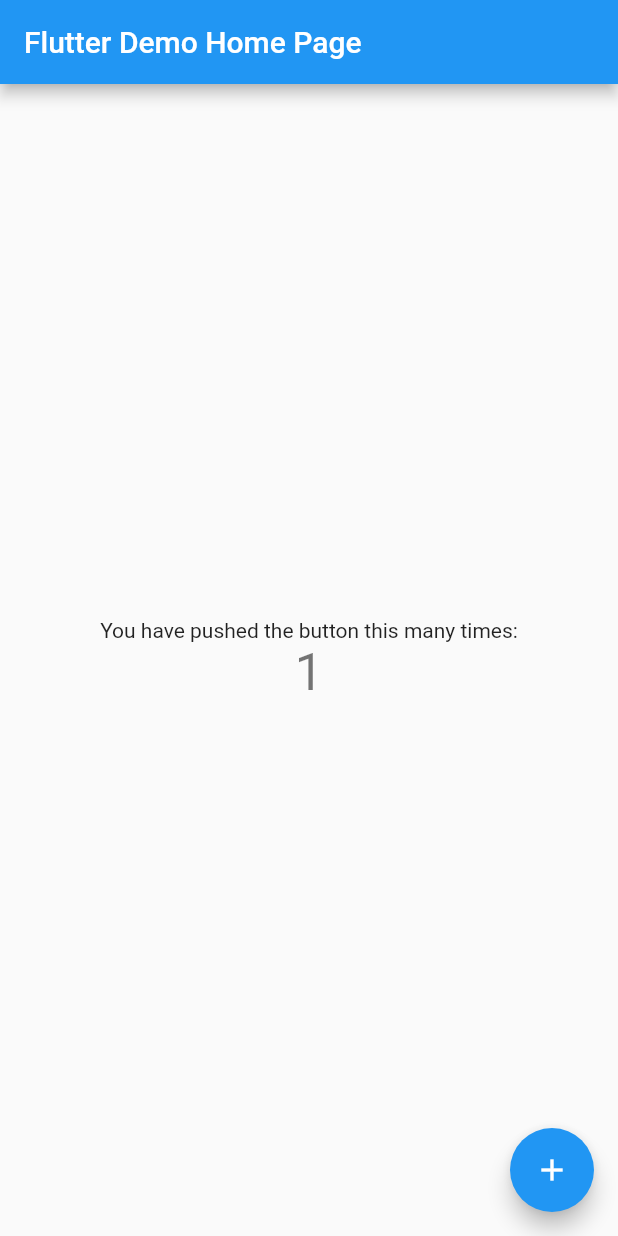
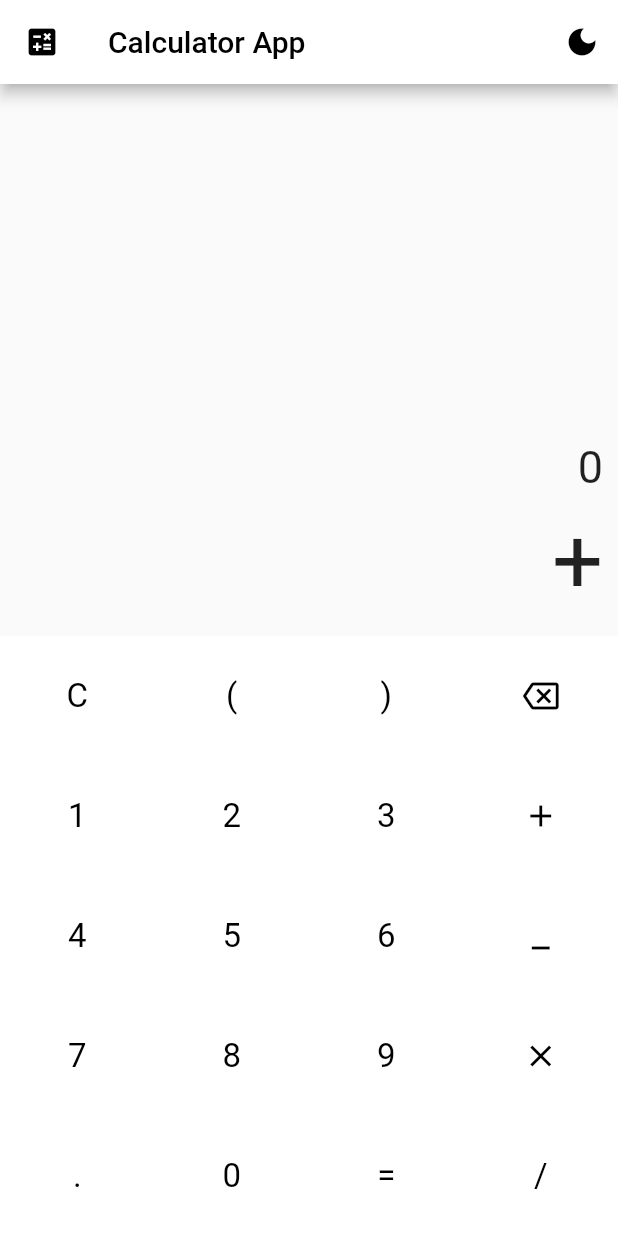
Before and after one commit to ThiagoORuby/CalcApp-Flutter, a Flutter app: the screen it shows after launch, after a tap on the "add" icon, on a phone screen of 412 x 824 dp. Run offline on Flutter 3.47's test engine with Material 2 defaults, Android fonts, the phone set to English and light mode, and no system bars; our stand-ins replace math_expressions.

Commit message:
calc app

```diff
--- /dev/null
+++ b/lib/calchome.dart
@@ -0,0 +1,183 @@
+// ignore_for_file: prefer_const_constructors
+
+import 'package:flutter/material.dart';
+import 'package:math_expressions/math_expressions.dart';
+
+class HomeCalcScreen extends StatefulWidget {
+  const HomeCalcScreen({Key? key}) : super(key: key);
+
+  @override
+  State<HomeCalcScreen> createState() => _HomeCalcScreenState();
+}
+
+class _HomeCalcScreenState extends State<HomeCalcScreen> {
+  String equation = '0';
+  String expression = '0';
+  String result = '0';
+
+  ButtonPressed(String btntxt) {
+    setState(() {
+      if (btntxt == 'DEL') {
+        if (expression.length > 1 &&
+            expression != 'Error' &&
+            expression != result) {
+          result = '0';
+          expression = expression.substring(0, expression.length - 1);
+        } else {
+          expression = '0';
+        }
+      } else if (btntxt == 'C') {
+        expression = '0';
+        equation = '0';
+      } else if (btntxt == '=') {
+        equation = expression + '=';
+
+        try {
+          Parser p = Parser();
+          Expression exp = p.parse(expression);
+
+          ContextModel cm = ContextModel();
+          result = '${exp.evaluate(EvaluationType.REAL, cm)}';
+          expression = result;
+        } catch (e) {
+          expression = 'Error';
+          equation = 'bad expression';
+        }
+      } else {
+        if (expression.length < 12) {
+          if (expression == '0' || expression == 'Error') {
+            //result = '0';
+            expression = btntxt;
+          } else {
+            expression += btntxt;
+          }
+        } else {
+          expression = expression;
+        }
+      }
+      //print(expression[expression.length - 1]);
+    });
+  }
+
+  ChangeTheme() {
+    print('oi');
+  }
+
+  Widget CalcButton(String btntxt,
+      {Color? btncolor, Color? txtcolor, Icon? icone}) {
+    return Expanded(
+        flex: 2,
+        child: Container(
+          height: 80,
+          child: TextButton(
+              style: TextButton.styleFrom(shape: RoundedRectangleBorder()),
+              onPressed: () => ButtonPressed(btntxt),
+              child: icone == null
+                  ? Text(
+                      btntxt,
+                      style: TextStyle(fontSize: 22),
+                    )
+                  : Container(child: icone)),
+        ));
+  }
+
+  @override
+  Widget build(BuildContext context) {
+    return Scaffold(
+        appBar: AppBar(
+          title: Text('Calculator App'),
+          leading: Icon(Icons.calculate),
+          actions: [
+            IconButton(
+                onPressed: () => ChangeTheme(), icon: Icon(Icons.dark_mode))
+          ],
+        ),
+        body: Container(
+            child: Column(
+          mainAxisAlignment: MainAxisAlignment.end,
+          crossAxisAlignment: CrossAxisAlignment.stretch,
+          // ignore: prefer_const_literals_to_create_immutables
+          children: [
+            Padding(
+                padding: EdgeInsets.only(top: 10, right: 10),
+                child: Text(
+                  equation,
+                  maxLines: 1,
+                  textAlign: TextAlign.right,
+                  style: TextStyle(fontSize: 30),
+                )),
+            Padding(
+                padding: EdgeInsets.only(top: 10, right: 10),
+                child: Text(
+                  expression,
+                  maxLines: 1,
+                  textAlign: TextAlign.right,
+                  style: TextStyle(fontSize: 60),
+                )),
+            Padding(padding: EdgeInsets.only(top: 15)),
+            Row(
+              mainAxisAlignment: MainAxisAlignment.spaceEvenly,
+              children: [
+                CalcButton('C',
+                    btncolor: Colors.grey.shade300, txtcolor: Colors.black),
+                CalcButton('(',
+                    btncolor: Colors.grey.shade300, txtcolor: Colors.black),
+                CalcButton(')',
+                    btncolor: Colors.grey.shade300, txtcolor: Colors.black),
+                CalcButton('DEL',
+                    btncolor: Colors.grey.shade300,
+                    txtcolor: Colors.black,
+                    icone: Icon(Icons.backspace_outlined)),
+              ],
+            ),
+            Row(
+              mainAxisAlignment: MainAxisAlignment.spaceEvenly,
+              children: [
+                CalcButton('1', btncolor: Colors.white, txtcolor: Colors.black),
+                CalcButton('2', btncolor: Colors.white, txtcolor: Colors.black),
+                CalcButton('3', btncolor: Colors.white, txtcolor: Colors.black),
+                CalcButton('+',
+                    btncolor: Colors.grey.shade300,
+                    txtcolor: Colors.black,
+                    icone: Icon(Icons.add)),
+              ],
+            ),
+            Row(
+              mainAxisAlignment: MainAxisAlignment.spaceEvenly,
+              children: [
+                CalcButton('4', btncolor: Colors.white, txtcolor: Colors.black),
+                CalcButton('5', btncolor: Colors.white, txtcolor: Colors.black),
+                CalcButton('6', btncolor: Colors.white, txtcolor: Colors.black),
+                CalcButton('-',
+                    btncolor: Colors.grey.shade300,
+                    txtcolor: Colors.black,
+                    icone: Icon(Icons.minimize)),
+              ],
+            ),
+            Row(
+              mainAxisAlignment: MainAxisAlignment.spaceEvenly,
+              children: [
+                CalcButton('7', btncolor: Colors.white, txtcolor: Colors.black),
+                CalcButton('8', btncolor: Colors.white, txtcolor: Colors.black),
+                CalcButton('9', btncolor: Colors.white, txtcolor: Colors.black),
+                CalcButton('*',
+                    btncolor: Colors.grey.shade300,
+                    txtcolor: Colors.black,
+                    icone: Icon(Icons.clear)),
+              ],
+            ),
+            Row(
+              mainAxisAlignment: MainAxisAlignment.spaceEvenly,
+              children: [
+                CalcButton('.', btncolor: Colors.white, txtcolor: Colors.black),
+                CalcButton('0', btncolor: Colors.white, txtcolor: Colors.black),
+                CalcButton('=',
+                    btncolor: Colors.green.shade300, txtcolor: Colors.black),
+                CalcButton('/',
+                    btncolor: Colors.grey.shade300, txtcolor: Colors.black),
+              ],
+            )
+          ],
+        )));
+  }
+}
--- a/lib/main.dart
+++ b/lib/main.dart
@@ -1,8 +1,25 @@
+import 'package:calc_app/calchome.dart';
 import 'package:flutter/material.dart';
 
 void main() {
   runApp(const MyApp());
 }
+
+const MaterialColor white = const MaterialColor(
+  0xFFFFFFFF,
+  const <int, Color>{
+    50: const Color(0xFFFFFFFF),
+    100: const Color(0xFFFFFFFF),
+    200: const Color(0xFFFFFFFF),
+    300: const Color(0xFFFFFFFF),
+    400: const Color(0xFFFFFFFF),
+    500: const Color(0xFFFFFFFF),
+    600: const Color(0xFFFFFFFF),
+    700: const Color(0xFFFFFFFF),
+    800: const Color(0xFFFFFFFF),
+    900: const Color(0xFFFFFFFF),
+  },
+);
 
 class MyApp extends StatelessWidget {
   const MyApp({Key? key}) : super(key: key);
@@ -12,95 +29,30 @@ class MyApp extends StatelessWidget {
   Widget build(BuildContext context) {
     return MaterialApp(
       title: 'Flutter Demo',
+      home: const HomeCalcScreen(),
       theme: ThemeData(
-        primarySwatch: Colors.blue,
-      ),
-      home: const MyHomePage(title: 'Flutter Demo Home Page'),
+          brightness: Brightness.light,
+          primaryColor: Colors.white,
+          primarySwatch: white,
+          visualDensity: VisualDensity.adaptivePlatformDensity,
+          iconTheme: IconThemeData(color: Colors.black),
+          buttonTheme: ButtonThemeData(textTheme: ButtonTextTheme.normal),
+          textButtonTheme: TextButtonThemeData(
+              style: TextButton.styleFrom(
+                  primary: Colors.black,
+                  backgroundColor: Colors.white,
+                  textStyle: TextStyle(color: Colors.black)))),
+      darkTheme: ThemeData(
+          brightness: Brightness.dark,
+          primaryColor: Colors.black,
+          visualDensity: VisualDensity.adaptivePlatformDensity,
+          iconTheme: IconThemeData(color: Colors.white),
+          textButtonTheme: TextButtonThemeData(
+              style: TextButton.styleFrom(
+                  primary: Colors.white,
+                  backgroundColor: Colors.black45,
+                  textStyle: TextStyle(color: Colors.white)))),
+      debugShowCheckedModeBanner: false,
     );
   }
 }
-
-class MyHomePage extends StatefulWidget {
-  const MyHomePage({Key? key, required this.title}) : super(key: key);
-
-  // This widget is the home page of your application. It is stateful, meaning
-  // that it has a State object (defined below) that contains fields that affect
-  // how it looks.
-
-  // This class is the configuration for the state. It holds the values (in this
-  // case the title) provided by the parent (in this case the App widget) and
-  // used by the build method of the State. Fields in a Widget subclass are
-  // always marked "final".
-
-  final String title;
-
-  @override
-  State<MyHomePage> createState() => _MyHomePageState();
-}
-
-class _MyHomePageState extends State<MyHomePage> {
-  int _counter = 0;
-
-  void _incrementCounter() {
-    setState(() {
-      // This call to setState tells the Flutter framework that something has
-      // changed in this State, which causes it to rerun the build method below
-      // so that the display can reflect the updated values. If we changed
-      // _counter without calling setState(), then the build method would not be
-      // called again, and so nothing would appear to happen.
-      _counter++;
-    });
-  }
-
-  @override
-  Widget build(BuildContext context) {
-    // This method is rerun every time setState is called, for instance as done
-    // by the _incrementCounter method above.
-    //
-    // The Flutter framework has been optimized to make rerunning build methods
-    // fast, so that you can just rebuild anything that needs updating rather
-    // than having to individually change instances of widgets.
-    return Scaffold(
-      appBar: AppBar(
-        // Here we take the value from the MyHomePage object that was created by
-        // the App.build method, and use it to set our appbar title.
-        title: Text(widget.title),
-      ),
-      body: Center(
-        // Center is a layout widget. It takes a single child and positions it
-        // in the middle of the parent.
-        child: Column(
-          // Column is also a layout widget. It takes a list of children and
-          // arranges them vertically. By default, it sizes itself to fit its
-          // children horizontally, and tries to be as tall as its parent.
-          //
-          // Invoke "debug painting" (press "p" in the console, choose the
-          // "Toggle Debug Paint" action from the Flutter Inspector in Android
-          // Studio, or the "Toggle Debug Paint" command in Visual Studio Code)
-          // to see the wireframe for each widget.
-          //
-          // Column has various properties to control how it sizes itself and
-          // how it positions its children. Here we use mainAxisAlignment to
-          // center the children vertically; the main axis here is the vertical
-          // axis because Columns are vertical (the cross axis would be
-          // horizontal).
-          mainAxisAlignment: MainAxisAlignment.center,
-          children: <Widget>[
-            const Text(
-              'You have pushed the button this many times:',
-            ),
-            Text(
-              '$_counter',
-              style: Theme.of(context).textTheme.headline4,
-            ),
-          ],
-        ),
-      ),
-      floatingActionButton: FloatingActionButton(
-        onPressed: _incrementCounter,
-        tooltip: 'Increment',
-        child: const Icon(Icons.add),
-      ), // This trailing comma makes auto-formatting nicer for build methods.
-    );
-  }
-}
--- a/pubspec.yaml
+++ b/pubspec.yaml
@@ -34,6 +34,7 @@ dependencies:
   # The following adds the Cupertino Icons font to your application.
   # Use with the CupertinoIcons class for iOS style icons.
   cupertino_icons: ^1.0.2
+  math_expressions: ^2.3.0
 
 dev_dependencies:
   flutter_test:
```
Also changed, not shown: pubspec.lock.
